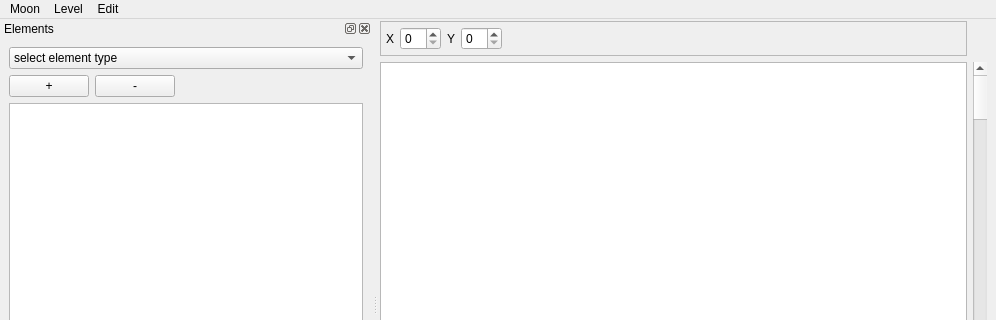
Before: the Qt Designer form moonwalk/levelwindow.ui in DrMoriarty/moonwalk, drawn with Qt 5; both pictures show x 0 to 996 and y 0 to 320 of the 996 by 611 pixel window.
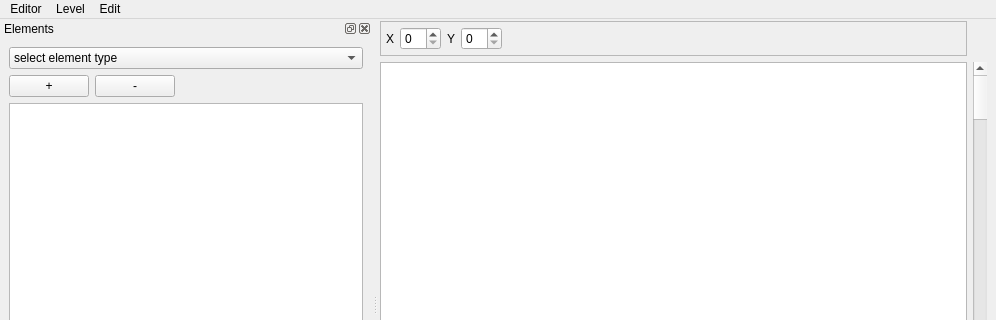
After: the same form once the commit is applied. Custom widgets are drawn as their Qt base class.

```diff
--- a/moonwalk/levelwindow.ui
+++ b/moonwalk/levelwindow.ui
@@ -148,7 +148,7 @@
    </widget>
    <widget class="QMenu" name="menuMoon">
     <property name="title">
-     <string>Moon</string>
+     <string>Editor</string>
     </property>
     <addaction name="actionAnimation"/>
     <addaction name="actionLevel"/>
```
Left out of the diff: 26 changed lines with no effect on the pictures.
